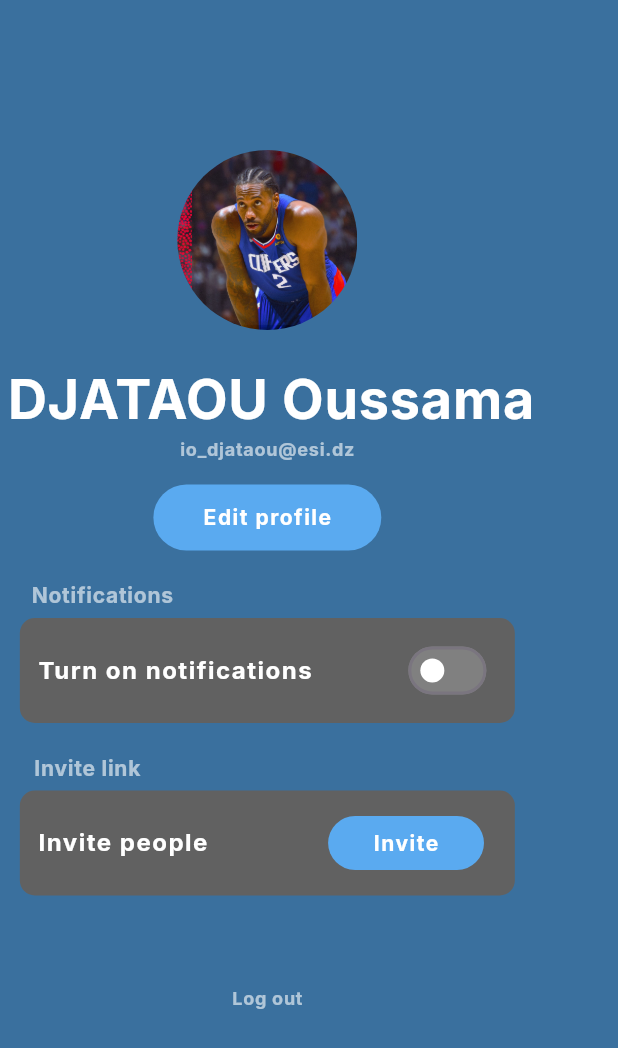
After one commit to OussamaDjataou/productivity, a Flutter app: the Page3 screen opened by its route, on a phone screen of 412 x 824 dp. The commit adds this screen. Shown: the top 1048 px of the screen. Run offline on Flutter 3.47's test engine with Material 2 defaults, Android fonts, the phone set to English and light mode, and no system bars; our stand-ins replace get, google_fonts.

Commit message:
third commit

```diff
--- a/lib/components/page2/Header.dart
+++ b/lib/components/page2/Header.dart
@@ -1,5 +1,6 @@
 import 'package:flutter/material.dart';
 import 'package:google_fonts/google_fonts.dart';
+import 'package:get/get.dart';
 
 class Header extends StatefulWidget {
   const Header({super.key});
@@ -37,7 +38,9 @@ class _HeaderState extends State<Header> {
         SizedBox(
           width: 5,
         ),
-                Container(
+        GestureDetector(
+          onTap: () {Get.toNamed('/page2/page3');},
+          child: Container(
             margin: EdgeInsets.only(top: 20),
             width: 50,
             height: 50,
@@ -50,6 +53,7 @@ class _HeaderState extends State<Header> {
               ),
             ),
           ),
+        ),
       ],
     );
   }
--- a/lib/main.dart
+++ b/lib/main.dart
@@ -3,6 +3,7 @@ import 'package:get/get.dart';
 import 'package:project/page1.dart';
 import 'package:project/page2.dart';
 //import 'package:project/test.dart';
+import 'package:project/page3.dart';
 
 void main() {
   runApp(const MyApp());
@@ -39,7 +40,10 @@ class MyApp extends StatelessWidget {
       initialRoute: '/',
       getPages: [
         GetPage(name: '/', page: ()=>Page1()),
-        GetPage(name: '/page2', page: () => Page2())],
+        GetPage(name: '/page2', page: () => Page2()),
+        GetPage(name: '/page2/page3', page: () => Page3())
+        ],
+
       home: const MyHomePage(title: 'Flutter Demo Home Page'),
     );
   }
--- a/lib/page1.dart
+++ b/lib/page1.dart
@@ -1,6 +1,8 @@
 import 'package:flutter/material.dart';
 import 'package:google_fonts/google_fonts.dart';
 import 'package:get/get.dart';
+import 'package:project/page2.dart';
+//import 'package:project/page3.dart';
 
 class Page1 extends StatefulWidget {
   const Page1({super.key});
@@ -70,7 +72,7 @@ class _PageState extends State<Page1> {
             height: 40,
           ),
           GestureDetector(
-            onTap: (){Get.toNamed('/page2');},
+            onTap: (){Get.to(Page2(),transition: Transition.leftToRight);},
             child: Container(
               padding: EdgeInsets.fromLTRB(100, 15, 100, 15),
               decoration: BoxDecoration(
--- /dev/null
+++ b/lib/page3.dart
@@ -0,0 +1,211 @@
+import 'package:flutter/material.dart';
+import 'package:google_fonts/google_fonts.dart';
+import 'package:get/get.dart';
+
+class Page3 extends StatefulWidget {
+  const Page3({super.key});
+
+  @override
+  State<Page3> createState() => _Page3State();
+}
+
+class _Page3State extends State<Page3> {
+  bool isOn = false;
+  @override
+  Widget build(BuildContext context) {
+    return Scaffold(
+      backgroundColor: Color.fromRGBO(58, 112, 158, 1),
+      body: Column(
+        children: [
+          Container(
+            margin: EdgeInsets.only(
+              top: 100,
+            ),
+            width: 120,
+            height: 120,
+            decoration: BoxDecoration(
+              shape: BoxShape.circle,
+              image: DecorationImage(
+                image: AssetImage(
+                    'assets/kawhi.jpg'), // Replace with your image path
+                fit: BoxFit.cover,
+              ),
+            ),
+          ),
+          SizedBox(
+            height: 20,
+          ),
+          Container(
+            padding: EdgeInsets.only(left: 5),
+            // color: Colors.black,
+            child: Text(
+              "DJATAOU Oussama",
+              style: GoogleFonts.inter(
+                fontSize: 36,
+                fontWeight: FontWeight.bold,
+                //fontStyle: FontStyle.italic,
+                letterSpacing: 0.5,
+                color: Colors.white,
+              ),
+            ),
+          ),
+          Text(
+            "io_djataou@esi.dz",
+            style: GoogleFonts.inter(
+              fontSize: 12,
+              fontWeight: FontWeight.bold,
+              //fontStyle: FontStyle.italic,
+              letterSpacing: 0.5,
+              color: Colors.white60,
+            ),
+          ),
+          SizedBox(
+            height: 15,
+          ),
+          Container(
+              padding: EdgeInsets.fromLTRB(33, 12, 33, 12),
+              decoration: BoxDecoration(
+                  //color: Colors.white,
+                  color: Color.fromRGBO(90, 170, 240, 1),
+                  borderRadius: BorderRadius.circular(50)),
+              child: Text(
+                "Edit profile",
+                style: GoogleFonts.inter(
+                  fontSize: 14,
+                  fontWeight: FontWeight.bold,
+                  //fontStyle: FontStyle.italic,
+                  letterSpacing: 1.0,
+                  color: Colors.white,
+                ),
+              )),
+          SizedBox(height: 20),
+          Container(
+            margin: EdgeInsets.only(right: 220),
+            child: Text(
+              "Notifications",
+              style: GoogleFonts.inter(
+                fontSize: 14,
+                fontWeight: FontWeight.bold,
+                //fontStyle: FontStyle.italic,
+                letterSpacing: 0.5,
+                color: Colors.white60,
+              ),
+            ),
+          ),
+          SizedBox(
+            height: 5,
+          ),
+          Container(
+              width: 330,
+              height: 70,
+              padding: EdgeInsets.fromLTRB(12, 0, 0, 0),
+              decoration: BoxDecoration(
+                  //color: Colors.white,
+                  color: Colors.grey[700],
+                  borderRadius: BorderRadius.circular(10)),
+              child: Row(
+                children: [
+                  Text(
+                    "Turn on notifications",
+                    style: GoogleFonts.inter(
+                      fontSize: 16,
+                      fontWeight: FontWeight.bold,
+                      //fontStyle: FontStyle.italic,
+                      letterSpacing: 1.0,
+                      color: Colors.white,
+                    ),
+                  ),
+                  SizedBox(
+                    width: 60,
+                  ),
+                  Switch(
+                    value: isOn,
+                    onChanged: (value) {
+                      setState(() {
+                        isOn = value;
+                      });
+                    },
+                    activeColor: Colors.white,
+                    inactiveThumbColor: Colors.white,
+                    inactiveTrackColor: Colors.grey.withOpacity(0.5),
+                  ),
+                ],
+              )),
+          SizedBox(height: 20),
+          Container(
+            margin: EdgeInsets.only(right: 240),
+            child: Text(
+              "Invite link",
+              style: GoogleFonts.inter(
+                fontSize: 14,
+                fontWeight: FontWeight.bold,
+                //fontStyle: FontStyle.italic,
+                letterSpacing: 0.5,
+                color: Colors.white60,
+              ),
+            ),
+          ),
+          SizedBox(
+            height: 5,
+          ),
+          Container(
+              width: 330,
+              height: 70,
+              padding: EdgeInsets.fromLTRB(12, 0, 0, 0),
+              decoration: BoxDecoration(
+                  //color: Colors.white,
+                  color: Colors.grey[700],
+                  borderRadius: BorderRadius.circular(10)),
+              child: Row(
+                children: [
+                  Text(
+                    "Invite people",
+                    style: GoogleFonts.inter(
+                      fontSize: 16,
+                      fontWeight: FontWeight.bold,
+                      //fontStyle: FontStyle.italic,
+                      letterSpacing: 1.0,
+                      color: Colors.white,
+                    ),
+                  ),
+                  SizedBox(
+                    width: 80,
+                  ),
+                  Container(
+                    padding: EdgeInsets.fromLTRB(30, 8, 30, 8),
+                    decoration: BoxDecoration(
+                        //color: Colors.white,
+                        color: Color.fromRGBO(90, 170, 240, 1),
+                        borderRadius: BorderRadius.circular(50)),
+                    child: Text("Invite",
+                        style: GoogleFonts.inter(
+                          fontSize: 14,
+                          fontWeight: FontWeight.bold,
+                          //fontStyle: FontStyle.italic,
+                          letterSpacing: 1.0,
+                          color: Colors.white,
+                        )),
+                  )
+                ],
+              )),
+          SizedBox(
+            height: 60,
+          ),
+          GestureDetector(
+            onTap: (){Get.toNamed('/');},
+            child: Text(
+              "Log out",
+              style: GoogleFonts.inter(
+                fontSize: 12,
+                fontWeight: FontWeight.bold,
+                //fontStyle: FontStyle.italic,
+                letterSpacing: 0.5,
+                color: Colors.white60,
+              ),
+            ),
+          ),
+        ],
+      ),
+    );
+  }
+}
```
Lines whose indentation alone changed are shown as unchanged.
